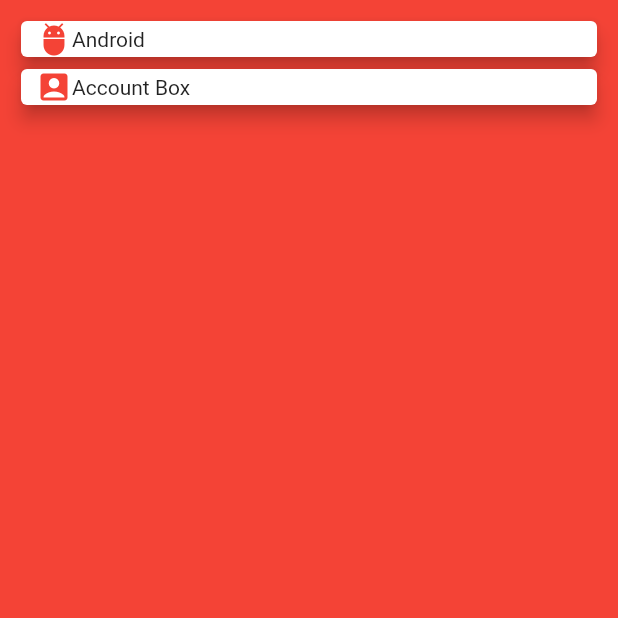
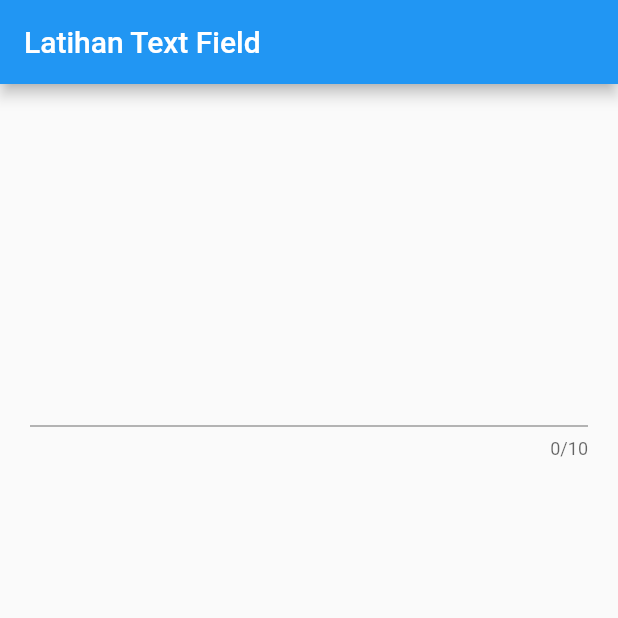
Before and after one commit to askaerlangga/belajar_flutter_dasar, a Flutter app: the screen it shows after launch, on a phone screen of 412 x 824 dp, the top half of it. Run offline on Flutter 3.47's test engine with Material 2 defaults, Android fonts, the phone set to English and light mode, and no system bars.

Commit message:
TextField

```diff
--- a/lib/main.dart
+++ b/lib/main.dart
@@ -3,37 +3,41 @@ import 'package:flutter/material.dart';
 void main() {
   runApp(MyApp());
 }
-class MyApp extends StatelessWidget {
-  const MyApp({ Key? key }) : super(key: key);
+
+class MyApp extends StatefulWidget {
+  const MyApp({Key? key}) : super(key: key);
+
+  @override
+  _MyAppState createState() => _MyAppState();
+}
+
+class _MyAppState extends State<MyApp> {
+  TextEditingController controlText = TextEditingController();
 
   @override
   Widget build(BuildContext context) {
     return MaterialApp(
-      home: Scaffold(
-        backgroundColor: Colors.red,
-        body: Container(
-          margin: EdgeInsets.all(10),
-          child: ListView(
-            children: <Widget>[
-              buildCard(Icons.adb, 'Android'),
-              buildCard(Icons.account_box, 'Account Box'),
-            ],
-          ),
-        )
+        home: Scaffold(
+      appBar: AppBar(
+        title: Text('Latihan Text Field'),
       ),
-    );
-  }
-
-  Card buildCard(IconData iconData, String text) {
-    return Card(
-              elevation: 5,
-              child: Row(
-                children: <Widget>[
-                  Container(margin: EdgeInsets.all(5)),
-                  Icon(iconData, color: Colors.red),
-                  Text(text),
-                ],
-              ),
-            );
+      body: Container(
+        margin: EdgeInsets.all(20),
+        child: Column(
+          mainAxisAlignment: MainAxisAlignment.spaceAround,
+          children: <Widget>[
+            TextField(
+              // obscureText: true,
+              maxLength: 10,
+              onChanged: (value) {
+                setState(() {});
+              },
+              controller: controlText,
+            ),
+            Text(controlText.text),
+          ],
+        ),
+      ),
+    ));
   }
 }
```
